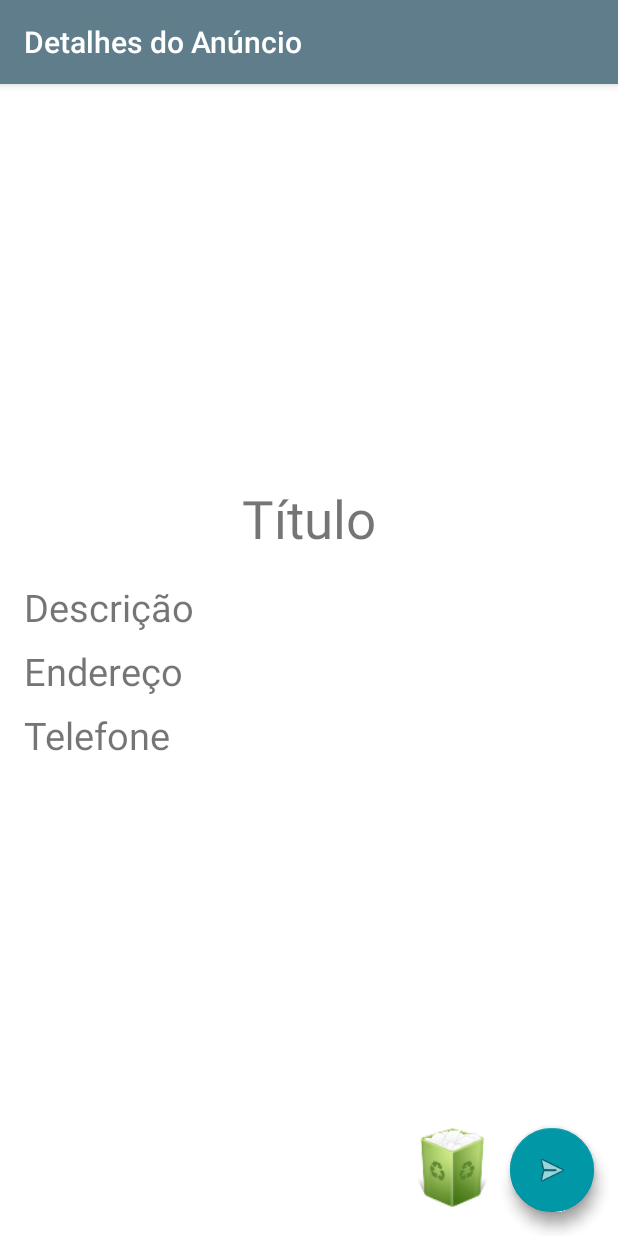
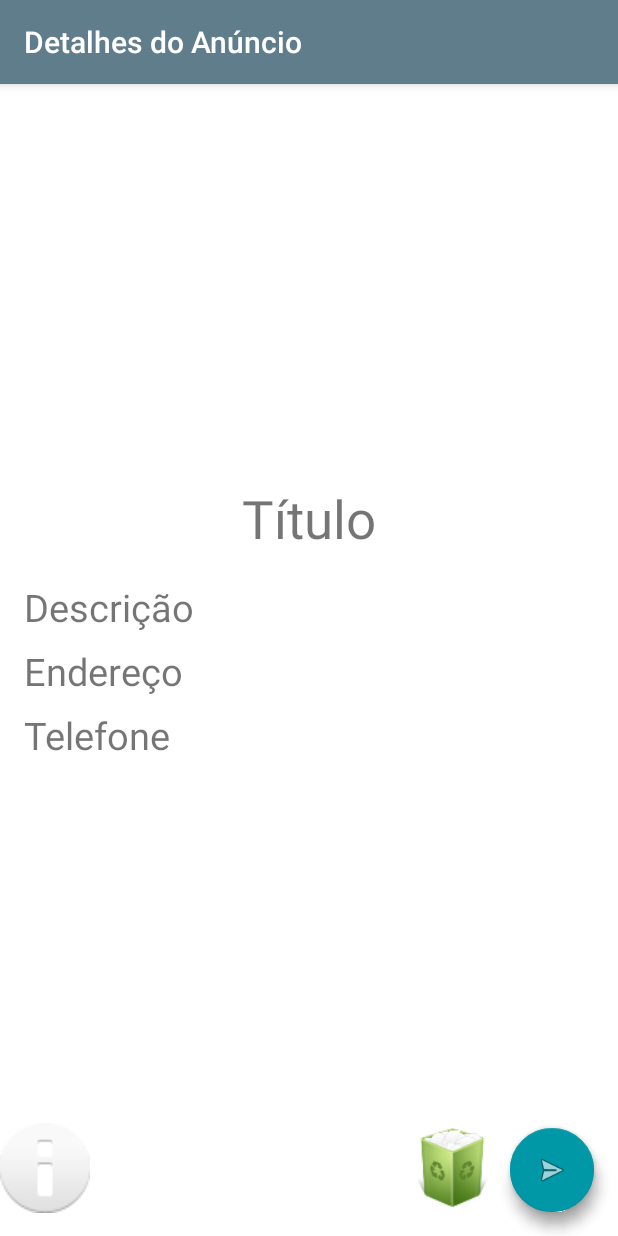
Before and after one commit to fjmartins/express-delivery, an Android app: the AnnouncementDetailActivity screen opened directly, with no data from a screen before it, on a phone screen of 412 x 824 dp. Run offline under Robolectric (Android 15) with nearby library versions, the phone set to English and light mode, and no system bars.

Commit message:
Corrigindo a classe de enviar proposta

```diff
--- a/app/src/main/java/views/ProposalSubmitActivity.java
+++ b/app/src/main/java/views/ProposalSubmitActivity.java
@@ -38,8 +38,8 @@ public class ProposalSubmitActivity extends GenericActivity {
 
         String announcementID = extras.get("id").toString();
         Proposal proposal = new Proposal(this.title.getText().toString(), this.description.getText().toString(),
-                Double.parseDouble(this.valor.getText().toString())).withAnnouncementId(announcementID);
-
+                Double.parseDouble(this.valor.getText().toString()));
+        proposal.setAnnouncementId(announcementID);
         proposal.setUserFrom(this.getUsername());
 
         ProposalController.send(proposal , new IResult<Proposal>() {
--- a/app/src/main/res/layout/announcement_detail_activity.xml
+++ b/app/src/main/res/layout/announcement_detail_activity.xml
@@ -38,4 +38,15 @@
         android:layout_gravity="end|bottom"
         android:background="@mipmap/ic_excluir" />
 
+    <Button
+        android:id="@+id/btn_list_proposal"
+        android:layout_width="60dp"
+        android:layout_height="60dp"
+        android:onClick="showProposal"
+        android:layout_marginTop="10dp"
+        android:layout_marginRight="80dp"
+        android:layout_marginBottom="15dp"
+        android:layout_gravity="bottom"
+        android:background="@android:drawable/ic_dialog_info" />
+
 </android.support.design.widget.CoordinatorLayout>
```
Also changed, not shown: app/src/main/java/views/AnnouncementDetailActivity.java (+23 -0 lines).
